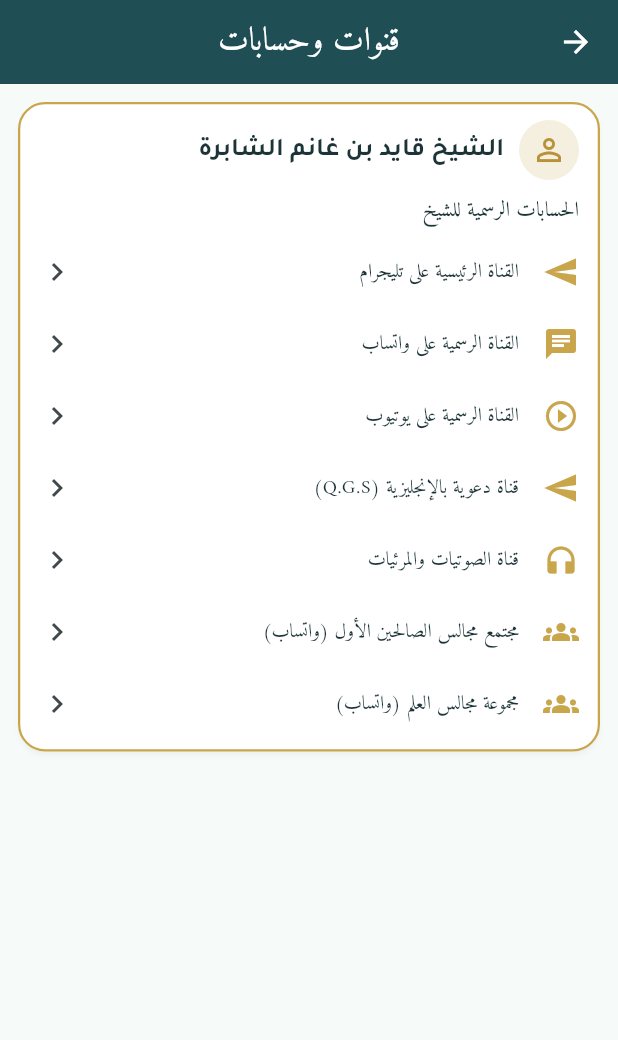
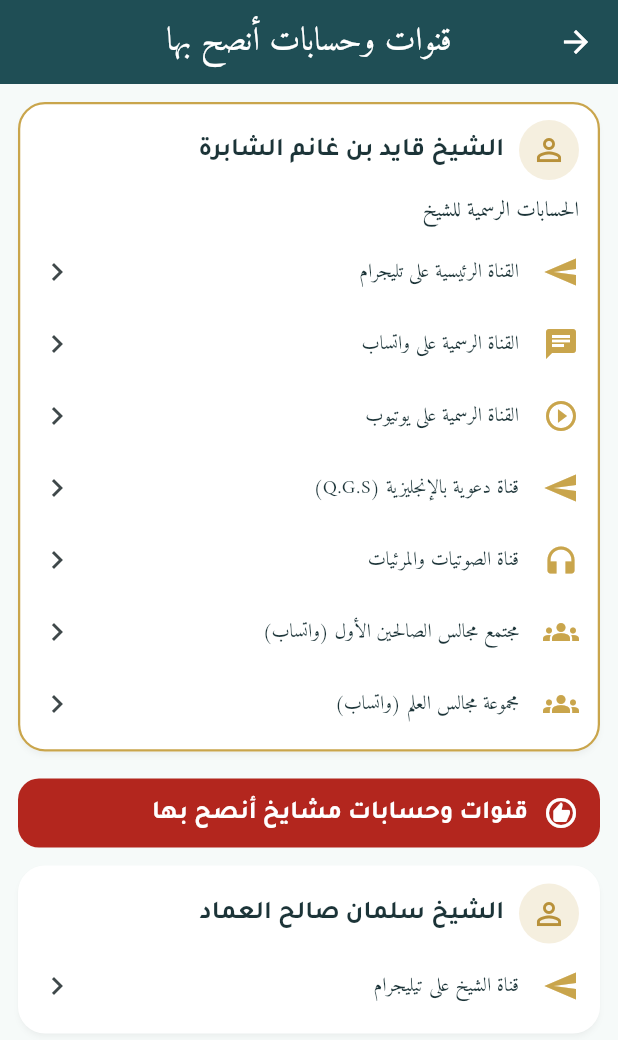
Before and after one commit to www774475437-svg/ibn-alshabira, a Flutter app: the AccountsScreen screen opened directly, on a phone screen of 412 x 824 dp. Shown: the top 1040 px of the screen. Run offline on Flutter 3.47's test engine with Material 3 defaults, Android fonts, the phone set to English and light mode, and no system bars; our stand-ins replace cloud_firestore, firebase_ai, firebase_auth, firebase_core, flutter_local_notifications, flutter_tts and 8 more; missing offline and left inert: firebase_app_check, pdfrx; accounts and stored records are empty; network calls fail.

Commit message:
3.8.1: recommended channels page: sheikh's own accounts editable, red heading, first entry, more platforms

```diff
--- a/lib/config.dart
+++ b/lib/config.dart
@@ -18,7 +18,7 @@ class AppConfig {
   /// Set at build time: --dart-define=BUILD_NUMBER=<run number>.
   static const buildNumber = int.fromEnvironment('BUILD_NUMBER', defaultValue: 0);
 
-  static const version = '3.8.0';
+  static const version = '3.8.1';
 
   /// Short link: channel answers are «…/#/a/<number>».
   static String fatwaLink(String id) =>
--- a/lib/screens/accounts_screen.dart
+++ b/lib/screens/accounts_screen.dart
@@ -17,6 +17,9 @@ class AccountsScreen extends StatelessWidget {
     'whatsapp': 'واتساب',
     'facebook': 'فيسبوك',
     'x': 'إكس',
+    'instagram': 'إنستغرام',
+    'tiktok': 'تيك توك',
+    'snapchat': 'سناب شات',
     'audio': 'صوتيات',
     'group': 'مجموعة',
     'link': 'موقع أو رابط آخر',
@@ -39,11 +42,11 @@ class AccountsScreen extends StatelessWidget {
         final people = cloud.accounts;
         final canEdit = cloud.ready && cloud.isFullAdmin;
         return Scaffold(
-          appBar: AppBar(title: const Text('قنوات وحسابات')),
+          appBar: AppBar(title: const Text('قنوات وحسابات أنصح بها')),
           floatingActionButton: canEdit
               ? FloatingActionButton.extended(
                   icon: const Icon(Icons.person_add_alt),
-                  label: const Text('إضافة صاحب حساب'),
+                  label: const Text('إضافة شيخ أو قناة'),
                   onPressed: () async {
                     final p = await Navigator.of(context).push<Map<String, dynamic>>(
                         MaterialPageRoute(builder: (_) => const _PersonEditor()));
@@ -61,6 +64,56 @@ class AccountsScreen extends StatelessWidget {
                   for (final l in repo.sheikhLinks) {'platform': l.platform, 'name': l.name, 'url': l.url},
                 ],
                 highlight: true,
+                // The sheikh or an admin adds another account of the sheikh's own here.
+                onEdit: canEdit
+                    ? () async {
+                        final p = await Navigator.of(context).push<Map<String, dynamic>>(MaterialPageRoute(
+                            builder: (_) => _PersonEditor(
+                                  sheikh: true,
+                                  person: {
+                                    'name': 'الشيخ قايد بن غانم الشابرة',
+                                    'links': [
+                                      for (final l in repo.sheikhLinks)
+                                        {'platform': l.platform, 'name': l.name, 'url': l.url},
+                                    ],
+                                  },
+                                )));
+                        if (p == null || !context.mounted) return;
+                        final err = await cloud.setConfig(
+                          'links',
+                          {
+                            'items': [
+                              for (final l in (p['links'] ?? []) as List)
+                                {'platform': l['platform'], 'name': l['name'], 'url': l['url']},
+                            ],
+                          },
+                          'تعديل حسابات الشيخ',
+                        );
+                        if (context.mounted) {
+                          ScaffoldMessenger.of(context).showSnackBar(SnackBar(content: Text(err ?? 'تم الحفظ ✅')));
+                        }
+                      }
+                    : null,
+              ),
+              // The heading of what the sheikh recommends.
+              Container(
+                margin: const EdgeInsets.only(top: 6, bottom: 12),
+                padding: const EdgeInsets.symmetric(horizontal: 14, vertical: 11),
+                decoration: BoxDecoration(
+                  color: const Color(0xFFB3261E),
+                  borderRadius: BorderRadius.circular(14),
+                ),
+                child: const Row(
+                  children: [
+                    Icon(Icons.recommend_outlined, color: Colors.white),
+                    SizedBox(width: 10),
+                    Expanded(
+                      child: Text('قنوات وحسابات مشايخ أنصح بها',
+                          style: TextStyle(
+                              fontFamily: 'Tajawal', color: Colors.white, fontSize: 17, fontWeight: FontWeight.bold)),
+                    ),
+                  ],
+                ),
               ),
               for (var i = 0; i < people.length; i++)
                 _PersonCard(
@@ -86,7 +139,7 @@ class AccountsScreen extends StatelessWidget {
               if (people.isEmpty && canEdit)
                 const Padding(
                   padding: EdgeInsets.all(20),
-                  child: Text('اضغط «إضافة صاحب حساب» لتضيف شيخاً أو طالب علم مع حساباته.',
+                  child: Text('اضغط «إضافة شيخ أو قناة» لتضيف شيخاً أو طالب علم مع حساباته.',
                       textAlign: TextAlign.center, style: TextStyle(color: Colors.grey)),
                 ),
             ],
@@ -124,7 +177,10 @@ class _PersonCard extends StatelessWidget {
           child: Column(
             crossAxisAlignment: CrossAxisAlignment.stretch,
             children: [
-              Row(
+              InkWell(
+                borderRadius: BorderRadius.circular(12),
+                onTap: onEdit,
+                child: Row(
                 children: [
                   CircleAvatar(
                     backgroundColor: kGold.withValues(alpha: 0.18),
@@ -144,6 +200,7 @@ class _PersonCard extends StatelessWidget {
                   if (onEdit != null)
                     IconButton(tooltip: 'تعديل', icon: const Icon(Icons.edit_outlined), onPressed: onEdit),
                 ],
+                ),
               ),
               if (about.isNotEmpty)
                 Padding(
@@ -173,7 +230,10 @@ class _PersonCard extends StatelessWidget {
 /// The form for one owner: name, title, a note, and his links.
 class _PersonEditor extends StatefulWidget {
   final Map<String, dynamic>? person;
-  const _PersonEditor({this.person});
+
+  /// The sheikh's own card: only his accounts are edited.
+  final bool sheikh;
+  const _PersonEditor({this.person, this.sheikh = false});
 
   @override
   State<_PersonEditor> createState() => _PersonEditorState();
@@ -275,7 +335,7 @@ class _PersonEditorState extends State<_PersonEditor> {
       },
       child: Scaffold(
         appBar: AppBar(
-          title: Text(isNew ? 'إضافة صاحب حساب' : 'تعديل'),
+          title: Text(widget.sheikh ? 'حسابات الشيخ' : (isNew ? 'إضافة شيخ أو قناة' : 'تعديل')),
           actions: [
             if (_changed)
               TextButton(
@@ -290,6 +350,7 @@ class _PersonEditorState extends State<_PersonEditor> {
         body: ListView(
           padding: const EdgeInsets.all(16),
           children: [
+            if (!widget.sheikh) ...[
             TextField(
                 controller: _name,
                 onChanged: (_) => setState(() => _changed = true),
@@ -306,6 +367,7 @@ class _PersonEditorState extends State<_PersonEditor> {
                 onChanged: (_) => setState(() => _changed = true),
                 decoration: _deco('نبذة وتفاصيل (اختياري)')),
             const SizedBox(height: 16),
+            ],
             const Text('الحسابات والقنوات', style: TextStyle(fontWeight: FontWeight.bold, fontSize: 16)),
             for (var i = 0; i < _links.length; i++)
               ListTile(
@@ -351,7 +413,7 @@ class _PersonEditorState extends State<_PersonEditor> {
                 WidgetsBinding.instance.addPostFrameCallback((_) => Navigator.pop(context, out));
               },
             ),
-            if (!isNew)
+            if (!isNew && !widget.sheikh)
               TextButton.icon(
                 icon: const Icon(Icons.delete_outline, color: Colors.red),
                 label: const Text('حذف صاحب الحساب وكل حساباته', style: TextStyle(color: Colors.red)),
--- a/lib/services/cloud.dart
+++ b/lib/services/cloud.dart
@@ -879,9 +879,12 @@ class Cloud extends ChangeNotifier {
       ];
       final mb = c['app']?['minBuild'];
       minBuild = mb is int ? mb : 0;
-      accounts = [
-        for (final p in (c['accounts']?['people'] ?? []) as List) Map<String, dynamic>.from(p as Map),
-      ];
+      // Until the staff save their own list, the first entry the developer asked for is shown.
+      if (c['accounts'] != null) {
+        accounts = [
+          for (final p in (c['accounts']?['people'] ?? []) as List) Map<String, dynamic>.from(p as Map),
+        ];
+      }
       aiEnabled = c['ai']?['enabled'] != false;
       aiSummary = c['ai']?['summary'] != false;
       aboutText = '${c['about']?['text'] ?? ''}';
@@ -977,7 +980,16 @@ class Cloud extends ChangeNotifier {
   int minBuild = 0;
 
   /// Scholars and others added by the staff, each with his accounts.
-  List<Map<String, dynamic>> accounts = [];
+  List<Map<String, dynamic>> accounts = [
+    {
+      'name': 'الشيخ سلمان صالح العماد',
+      'title': '',
+      'about': '',
+      'links': [
+        {'platform': 'telegram', 'name': 'قناة الشيخ على تيليجرام', 'url': 'https://t.me/salmansalehalemad', 'note': ''},
+      ],
+    },
+  ];
 
   /// The staff can switch the AI help off, or only its written summary.
   bool aiEnabled = true;
--- a/lib/widgets/common.dart
+++ b/lib/widgets/common.dart
@@ -160,6 +160,12 @@ IconData platformIcon(String p) {
       return Icons.alternate_email;
     case 'whatsapp':
       return Icons.chat;
+    case 'instagram':
+      return Icons.camera_alt_outlined;
+    case 'tiktok':
+      return Icons.music_note_outlined;
+    case 'snapchat':
+      return Icons.photo_camera_front_outlined;
     case 'audio':
       return Icons.headphones;
     case 'group':
--- a/pubspec.yaml
+++ b/pubspec.yaml
@@ -1,7 +1,7 @@
 name: ibn_alshabira
 description: "تطبيق ابن الشابرة — فتاوى ومقالات وكتب الشيخ قايد بن غانم الشابرة"
 publish_to: 'none'
-version: 3.8.0+1
+version: 3.8.1+1
 
 environment:
   sdk: '>=3.3.0 <4.0.0'
```
